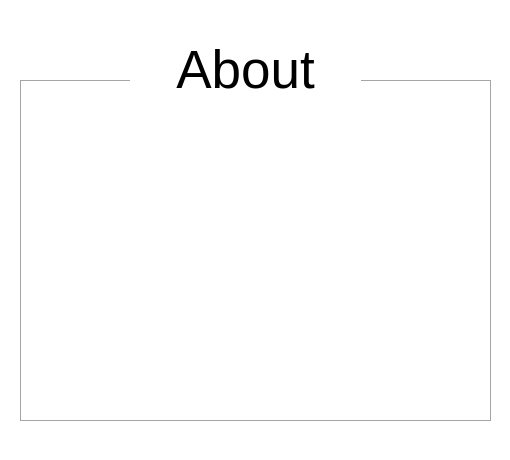
This is src/pyqt/uiFiles/about_window.ui in gerardpslowey/eMot as Qt 5 draws it before an edit. The edited form follows.
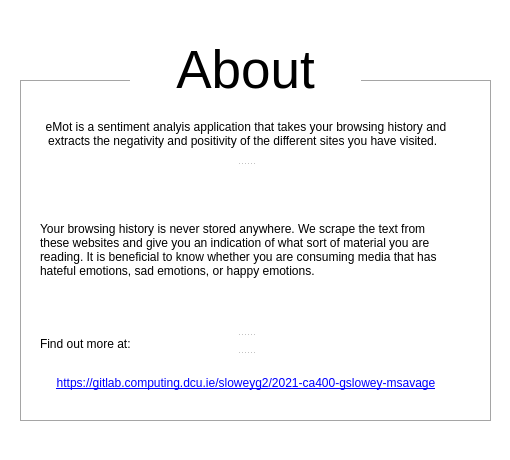
This is the edited form. Icons and pictures are not drawn.

The edit to the form file:
```diff
--- a/src/pyqt/uiFiles/about_window.ui
+++ b/src/pyqt/uiFiles/about_window.ui
@@ -26,7 +26,7 @@
    <string>About</string>
   </property>
   <property name="windowIcon">
-   <iconset resource="resource.qrc">
+   <iconset>
     <normaloff>:/newPrefix/resources/icon.png</normaloff>:/newPrefix/resources/icon.png</iconset>
   </property>
   <property name="styleSheet">
@@ -75,9 +75,9 @@
    <property name="geometry">
     <rect>
      <x>40</x>
-     <y>150</y>
+     <y>120</y>
      <width>412</width>
-     <height>241</height>
+     <height>291</height>
     </rect>
    </property>
    <property name="orientation">
@@ -92,7 +92,7 @@
     </property>
     <property name="font">
      <font>
-      <pointsize>10</pointsize>
+      <pointsize>9</pointsize>
      </font>
     </property>
     <property name="text">
@@ -117,11 +117,11 @@
     </property>
     <property name="font">
      <font>
-      <pointsize>10</pointsize>
+      <pointsize>9</pointsize>
      </font>
     </property>
     <property name="text">
-     <string>All browsing history is never stored anywhere. We scrape the text from these websites and give you an indication of what sort of material you are reading. It is beneficial to know whether you are consuming media that has hateful emotions, sad emotions, or happy emotions. </string>
+     <string>Your browsing history is never stored anywhere. We scrape the text from these websites and give you an indication of what sort of material you are reading. It is beneficial to know whether you are consuming media that has hateful emotions, sad emotions, or happy emotions. </string>
     </property>
     <property name="wordWrap">
      <bool>true</bool>
@@ -136,7 +136,7 @@
     </property>
     <property name="font">
      <font>
-      <pointsize>10</pointsize>
+      <pointsize>9</pointsize>
      </font>
     </property>
     <property name="text">
@@ -146,7 +146,7 @@
    <widget class="QLabel" name="gitlabLink_2">
     <property name="font">
      <font>
-      <pointsize>8</pointsize>
+      <pointsize>9</pointsize>
      </font>
     </property>
     <property name="styleSheet">
@@ -167,11 +167,8 @@
    </widget>
   </widget>
   <zorder>emptyBox_3</zorder>
+  <zorder>splitter</zorder>
   <zorder>emotHeader_2</zorder>
-  <zorder>aboutText_2</zorder>
-  <zorder>gitlabLink_2</zorder>
-  <zorder>label</zorder>
-  <zorder>label_2</zorder>
  </widget>
  <resources>
   <include location="resource.qrc"/>
```
Left out of the diff: 2 changed lines with no effect on the pictures.
